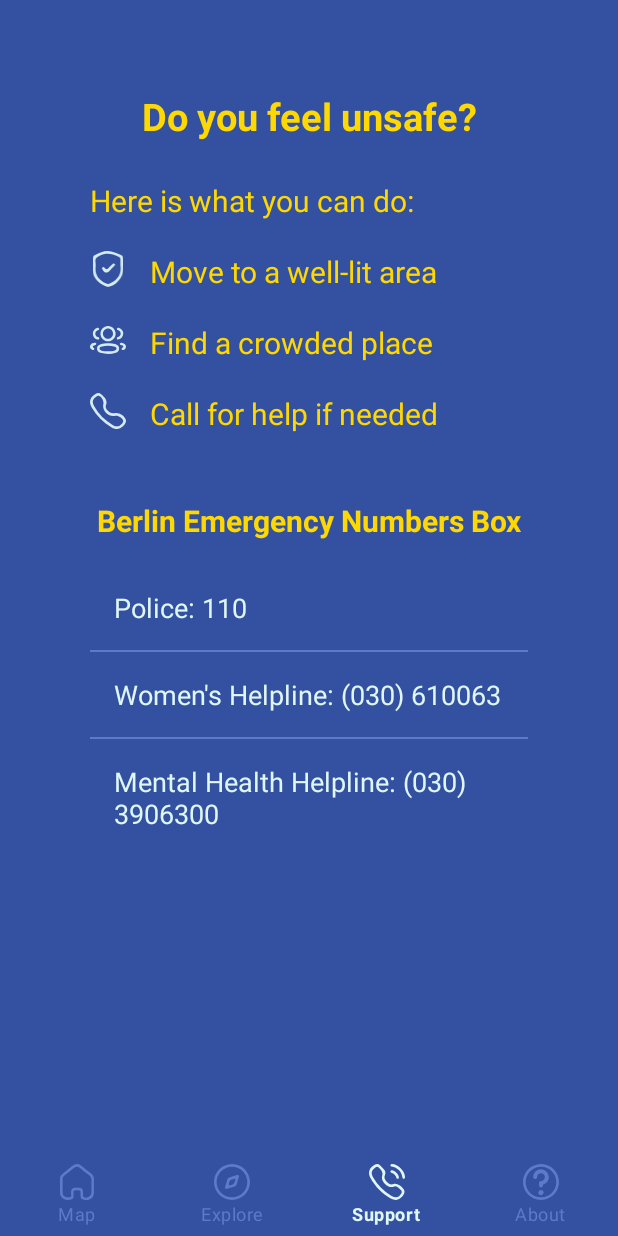
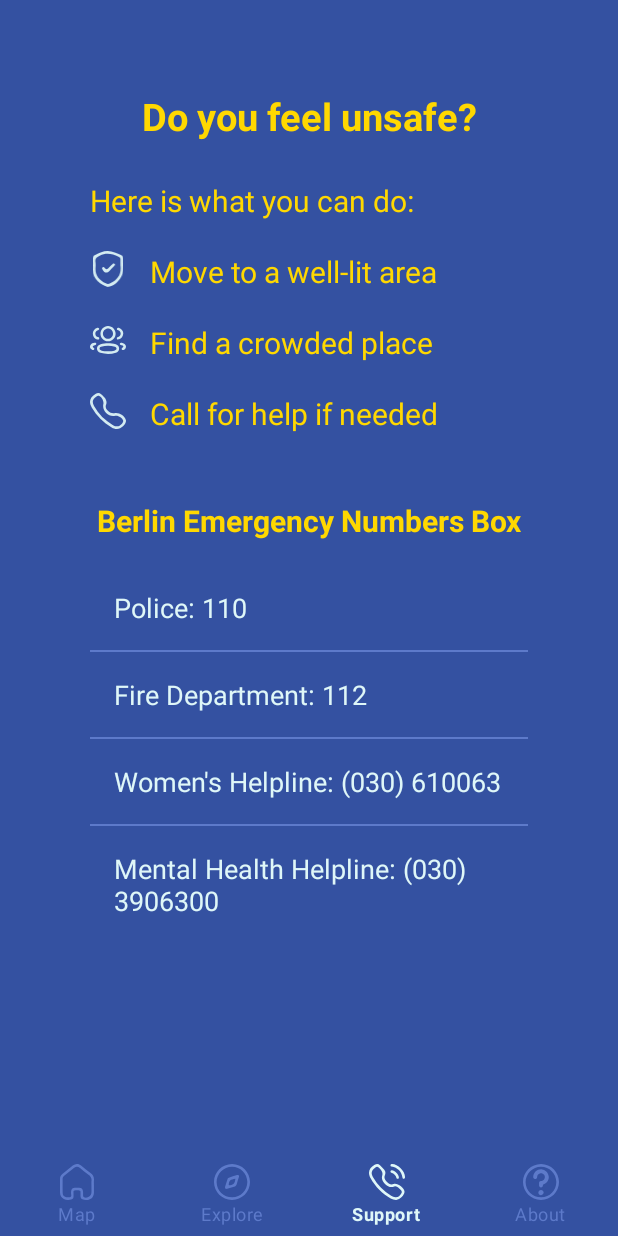
Before and after one commit to Piviwo/bright-trip, an Android app: the screen it shows after launch (MainActivity), item 3 of the bottom bar chosen, on a phone screen of 412 x 824 dp. Run offline under Robolectric (Android 15) with nearby library versions, the phone set to English and light mode, and no system bars; libraries missing offline, so code that uses them is left out: com.google.maps.android; 1 statement that could not run was skipped.

Commit message:
remove unused imports

```diff
--- a/app/src/main/java/com/pia/brighttrip/DatabaseHelper.java
+++ b/app/src/main/java/com/pia/brighttrip/DatabaseHelper.java
@@ -10,6 +10,7 @@ import java.io.FileOutputStream;
 import java.io.IOException;
 import java.io.InputStream;
 import java.io.OutputStream;
+
 public class DatabaseHelper extends SQLiteOpenHelper {
     private static String DB_PATH;
     private static String DB_PATH_PREFIX = "/data/user/0/";
--- a/app/src/main/java/com/pia/brighttrip/ExploreFragment.java
+++ b/app/src/main/java/com/pia/brighttrip/ExploreFragment.java
@@ -8,13 +8,11 @@ import android.text.Html;
 import android.text.Spanned;
 import android.util.Log;
 import android.view.LayoutInflater;
-import android.view.MenuItem;
 import android.view.View;
 import android.view.ViewGroup;
 import android.widget.AdapterView;
 import android.widget.ArrayAdapter;
 import android.widget.ListView;
-import android.widget.Toast;
 
 import androidx.annotation.NonNull;
 import androidx.annotation.Nullable;
--- a/app/src/main/java/com/pia/brighttrip/MainMap.java
+++ b/app/src/main/java/com/pia/brighttrip/MainMap.java
@@ -7,7 +7,6 @@ import androidx.fragment.app.Fragment;
 import androidx.lifecycle.ViewModelProvider;
 
 import android.content.pm.PackageManager;
-import android.graphics.Color;
 import android.graphics.PorterDuff;
 import android.location.Location;
 import android.os.AsyncTask;
@@ -208,7 +207,7 @@ public class MainMap extends Fragment {
                                 .position(selectedLocation)
                                 .zIndex(1.0f)
                                 .icon(BitmapDescriptorFactory.defaultMarker(BitmapDescriptorFactory.HUE_YELLOW)));
-                    }
+                    } //todo: maybe use amber here
 
                     // Move and animate the camera to the selected place
                     googleMap.animateCamera(CameraUpdateFactory.newLatLngZoom(selectedLocation, 15));
--- a/app/src/main/java/com/pia/brighttrip/SupportFragment.java
+++ b/app/src/main/java/com/pia/brighttrip/SupportFragment.java
@@ -33,6 +33,7 @@ public class SupportFragment extends Fragment {
         // List of emergency contacts
         ArrayList<String> contactNames = new ArrayList<>();
         contactNames.add("Police: 110");
+        contactNames.add("Fire Department: 112");
         contactNames.add("Women's Helpline: (030) 610063");
         contactNames.add("Mental Health Helpline: (030) 3906300");
 
```
